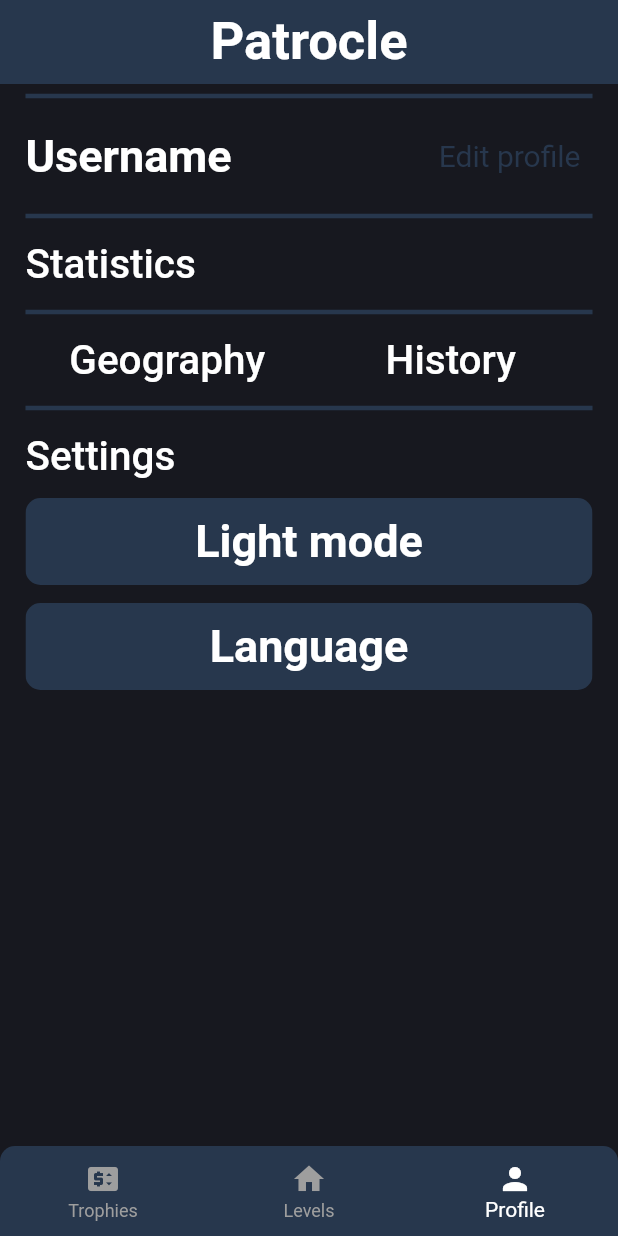
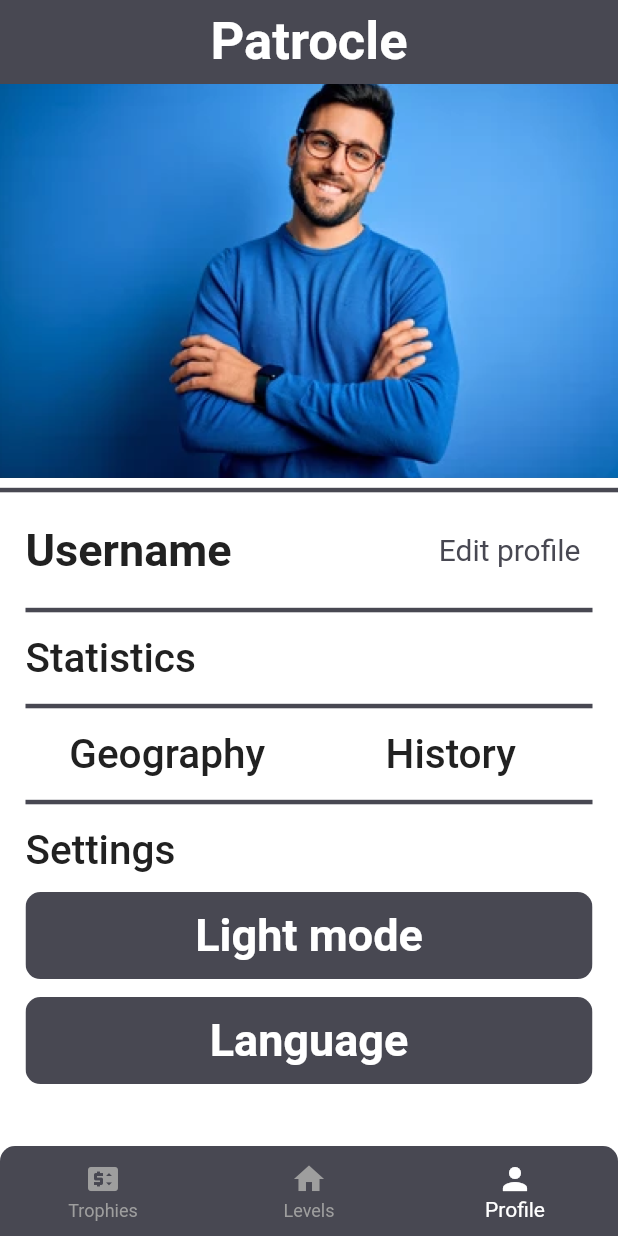
Before and after one commit to AlexPop576/patrocle_education, a Flutter app: the screen it shows after launch, item 3 of the bottom bar chosen, after a tap on "Light mode", on a phone screen of 412 x 824 dp. Run offline on Flutter 3.47's test engine with Material 2 defaults, Android fonts, the light colour scheme and no system bars.

Commit message:
Profile update 1

```diff
--- a/lib/Homepage/profile.dart
+++ b/lib/Homepage/profile.dart
@@ -18,13 +18,17 @@ class _ProfileState extends State<Profile> {
         child: ListView(
           physics: const BouncingScrollPhysics(),
           children: [
+            Center(
+              child: Column(children: [
+                Image.asset('assets/Profile.png'),
+                Divider(color: Theme.of(context).colorScheme.primary, thickness: 3,),
+              ],),
+            ),
             Padding(
               padding: const EdgeInsets.symmetric(horizontal: 17.0),
               child: Center(
                 child: Column(
                   children: [
-                    Container(decoration: BoxDecoration(color: Colors.blue),),
-                    Divider(color: Theme.of(context).colorScheme.primary, thickness: 3,),
                     SizedBox(height: 8,),
                     Row(children:
                       [
@@ -71,7 +75,7 @@ class _ProfileState extends State<Profile> {
                         child: TextButton(
                           style: ButtonStyle(backgroundColor:  MaterialStateProperty.all<Color>(Theme.of(context).colorScheme.primary,),),
                           onPressed: () {
-                            //Provider.of<ThemeProvider>(context, listen: false).toggleTheme();
+                            Provider.of<ThemeProvider>(context, listen: false).toggleTheme();
                           },
                           child: Center(child: Text("Light mode", style: TextStyle(
                               color: Colors.white,
@@ -79,7 +83,7 @@ class _ProfileState extends State<Profile> {
                               fontSize: 30
                               ))),
                           ),
-                      ),
+                        ),
                       ),
                       SizedBox(height: 12,),
                       SizedBox(
@@ -89,7 +93,6 @@ class _ProfileState extends State<Profile> {
                         child: TextButton(
                           style: ButtonStyle(backgroundColor:  MaterialStateProperty.all<Color>(Theme.of(context).colorScheme.primary,),),
                           onPressed: () {
-                            //Provider.of<ThemeProvider>(context, listen: false).toggleTheme();
                           },
                           child: Center(child: Text("Language", style: TextStyle(
                               color: Colors.white,
@@ -99,6 +102,7 @@ class _ProfileState extends State<Profile> {
                           ),
                       ),
                       ),
+                      SizedBox(height: 12,),
                     ]
                 ),
               ),
@@ -109,6 +113,3 @@ class _ProfileState extends State<Profile> {
     );
   }
 }
-
-class ThemeProvider {
-}
--- a/lib/Themes/theme_provider.dart
+++ b/lib/Themes/theme_provider.dart
@@ -12,9 +12,10 @@ class ThemeProvider with ChangeNotifier {
   }
 
   void toggleTheme() {
-    if(_themeData == lightMode)
+    if (_themeData == lightMode) {
       themeData = darkMode;
-    else
+    }else{
       themeData = lightMode;
+    }
   }
 }
```
Also changed, not shown: assets/Profile.png (added).
